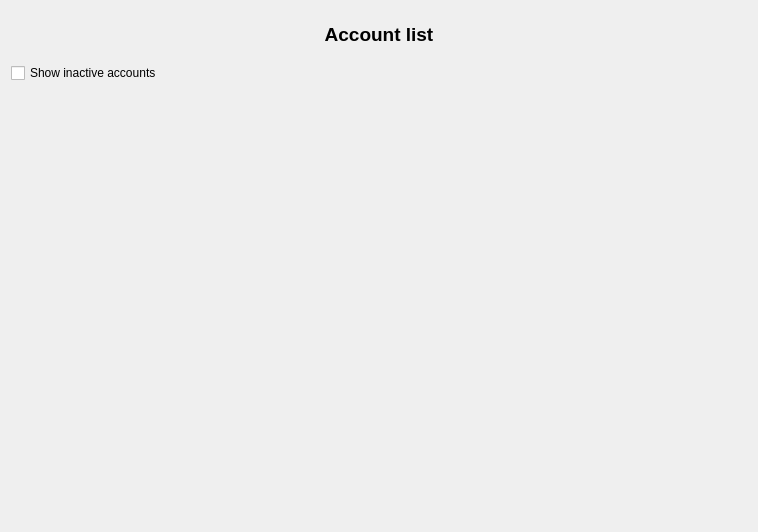
Qt form xulpymoney/ui/wdgAccounts.ui (turulomio/xulpymoney) before a commit.
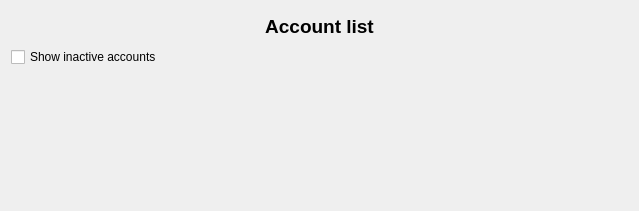
The same form after that commit. Icons and pictures are not drawn. Custom widgets are drawn as their Qt base class.

Commit message: Cash account is now translated to Spanish. Fixes #203

The edit to the form file:
```diff
--- a/xulpymoney/ui/wdgAccounts.ui
+++ b/xulpymoney/ui/wdgAccounts.ui
@@ -6,10 +6,12 @@
    <rect>
     <x>0</x>
     <y>0</y>
-    <width>758</width>
-    <height>532</height>
+    <width>639</width>
+    <height>211</height>
    </rect>
   </property>
+  <layout class="QVBoxLayout" name="verticalLayout_4">
+   <item>
   <layout class="QVBoxLayout" name="verticalLayout_3">
    <item>
     <layout class="QVBoxLayout" name="verticalLayout_2">
@@ -44,9 +46,6 @@
        </item>
       </layout>
      </item>
-     <item>
-      <widget class="QWidget" name="wdgIBM" native="true"/>
-     </item>
     </layout>
    </item>
    <item>
@@ -67,6 +66,8 @@
     </widget>
    </item>
   </layout>
+   </item>
+  </layout>
   <action name="actionAccountAdd">
    <property name="icon">
     <iconset resource="../images/xulpymoney.qrc">
```
Left out of the diff: 4 changed lines with no effect on the pictures. Lines whose indentation alone changed are shown as unchanged. The commit also changes 19 other files.
